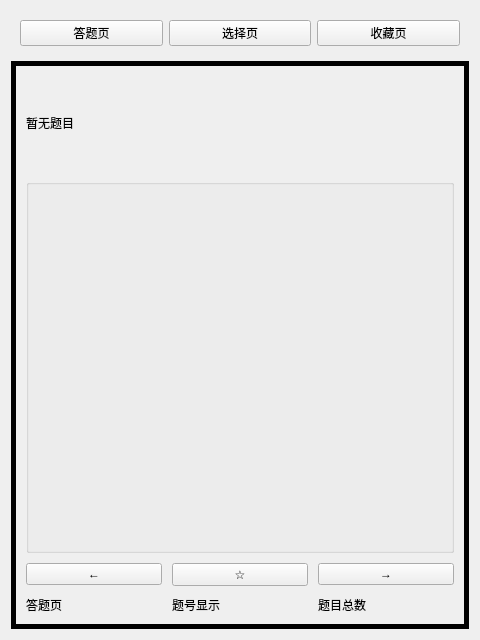
Qt form src/ui/widgetOfStart.ui (azh-1415926/CS_Contest) before a commit.
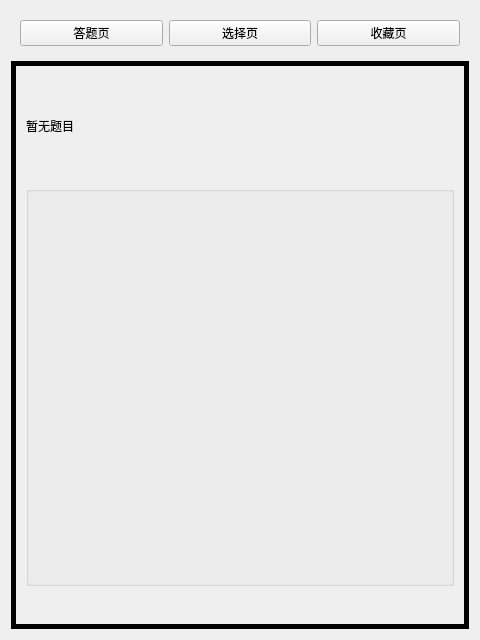
The same form after that commit. Custom widgets are drawn as their Qt base class.

Commit message: 将 switchQuestion 应用于答题页

```diff
--- a/src/ui/widgetOfStart.ui
+++ b/src/ui/widgetOfStart.ui
@@ -101,56 +101,9 @@
         </widget>
        </item>
        <item>
-        <layout class="QGridLayout" name="layoutOfOperateButton">
-         <item row="0" column="1">
-          <widget class="collectButton" name="collectQuestionButton">
-           <property name="text">
-            <string>☆</string>
-           </property>
-          </widget>
-         </item>
-         <item row="0" column="2">
-          <widget class="QPushButton" name="nextQuestionButton">
-           <property name="text">
-            <string>→</string>
-           </property>
-          </widget>
-         </item>
-         <item row="0" column="0">
-          <widget class="QPushButton" name="fowardQuestionButton">
-           <property name="text">
-            <string>←</string>
-           </property>
-          </widget>
-         </item>
-         <item row="1" column="2">
-          <widget class="QLabel" name="sumOfQuestions">
-           <property name="text">
-            <string>题目总数</string>
-           </property>
-          </widget>
-         </item>
-         <item row="1" column="1">
-          <widget class="QLabel" name="indexOfCurrentQuestion">
-           <property name="enabled">
-            <bool>true</bool>
-           </property>
-           <property name="layoutDirection">
-            <enum>Qt::LeftToRight</enum>
-           </property>
-           <property name="text">
-            <string>题号显示</string>
-           </property>
-          </widget>
-         </item>
-         <item row="1" column="0">
-          <widget class="QLabel" name="tagOfQuestion">
-           <property name="text">
-            <string>答题页</string>
-           </property>
-          </widget>
-         </item>
-        </layout>
+        <widget class="switchQuestion" name="switchOfQuestion" native="true">
+         <layout class="QGridLayout" name="layoutOfOperateButton"/>
+        </widget>
        </item>
       </layout>
      </widget>
@@ -321,6 +274,12 @@
    <extends>QPushButton</extends>
    <header>component/collectbutton.h</header>
   </customwidget>
+  <customwidget>
+   <class>switchQuestion</class>
+   <extends>QWidget</extends>
+   <header>component/switchquestion.h</header>
+   <container>1</container>
+  </customwidget>
  </customwidgets>
  <resources/>
  <connections/>
```
The commit also changes 3 other files.
